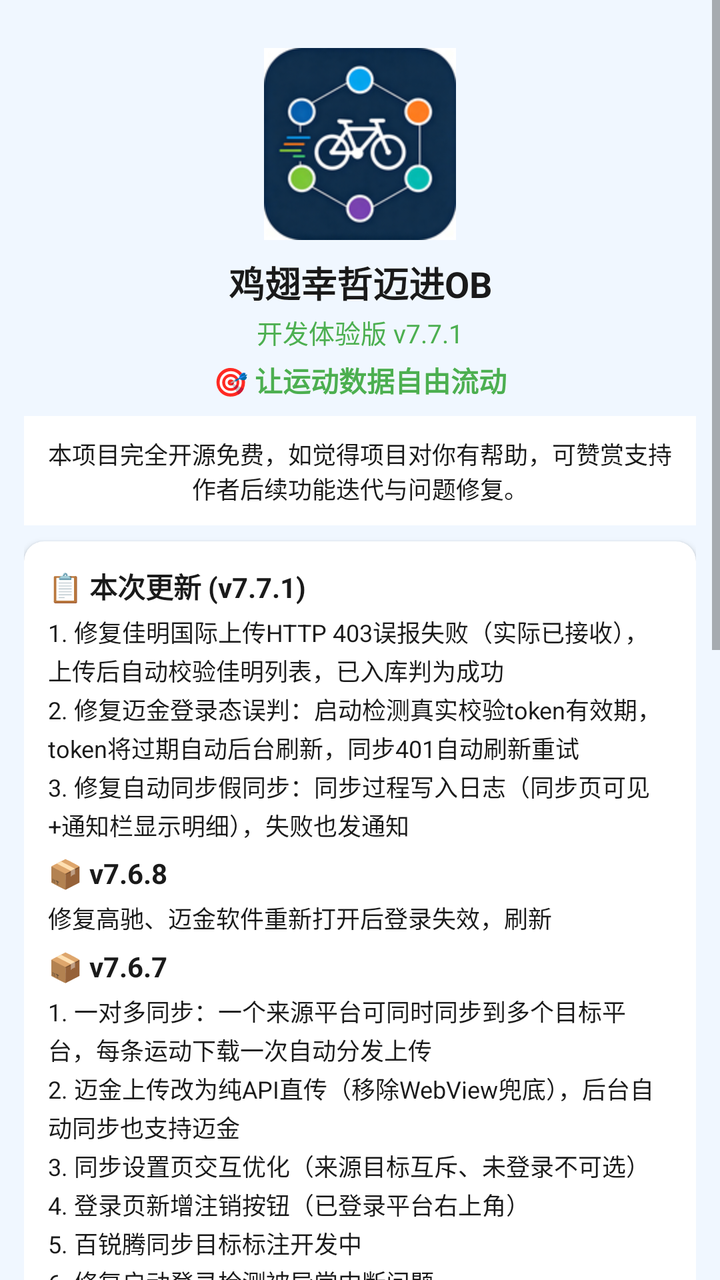
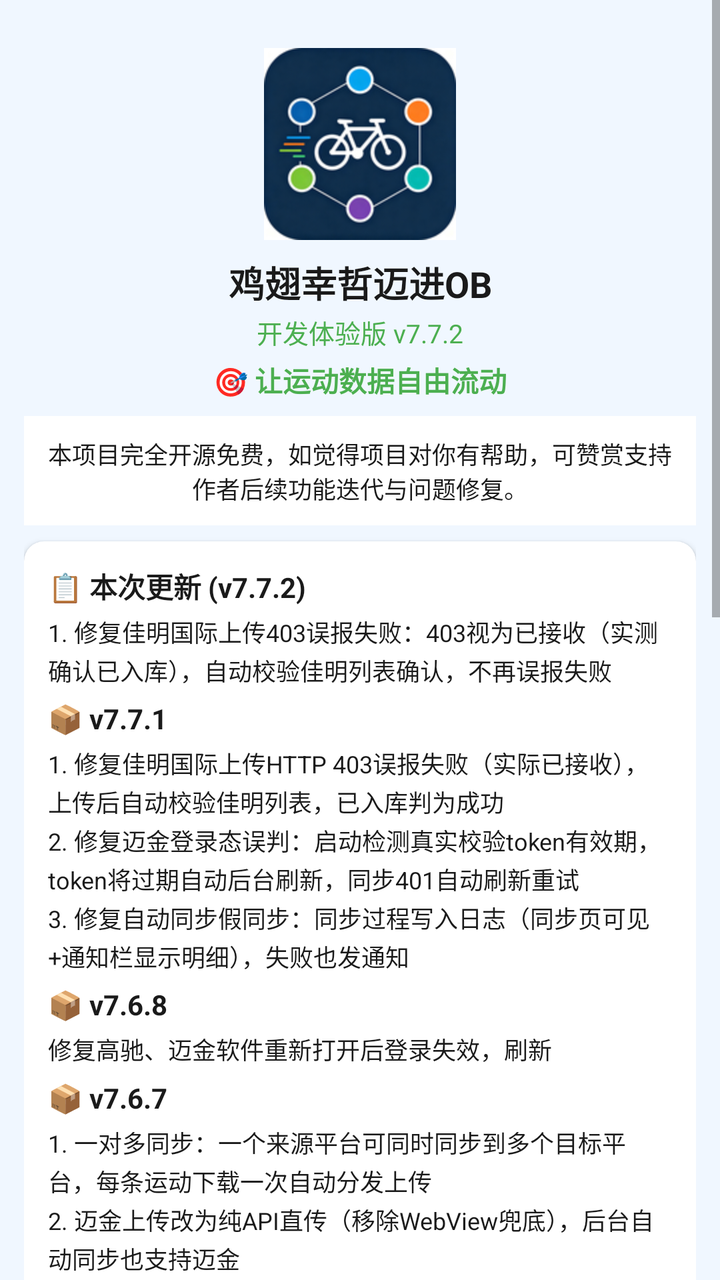

Compare the two renders of this Android layout. The source of the first and the diff that turns it into the second are given below.
<!-- AndroidManifest.xml: application theme Theme.JichiOB -->
<!-- res/layout/fragment_about.xml -->
<?xml version="1.0" encoding="utf-8"?>
<ScrollView xmlns:android="http://schemas.android.com/apk/res/android"
    xmlns:app="http://schemas.android.com/apk/res-auto"
    android:layout_width="match_parent"
    android:layout_height="match_parent"
    android:background="@color/bg_light"
    android:fillViewport="true">

    <LinearLayout
        android:layout_width="match_parent"
        android:layout_height="wrap_content"
        android:orientation="vertical"
        android:padding="12dp">

        
        <ImageView
            android:layout_width="96dp"
            android:layout_height="96dp"
            android:layout_gravity="center_horizontal"
            android:layout_marginTop="12dp"
            android:src="@mipmap/ic_launcher"
            android:contentDescription="logo" />

        
        <TextView
            android:layout_width="match_parent"
            android:layout_height="wrap_content"
            android:layout_marginTop="8dp"
            android:gravity="center"
            android:text="鸡翅幸哲迈进OB"
            android:textColor="@color/text_primary"
            android:textSize="18sp"
            android:textStyle="bold" />
        <TextView
            android:layout_width="match_parent"
            android:layout_height="wrap_content"
            android:gravity="center"
            android:layout_marginTop="2dp"
            android:text="开发体验版 v7.7.1"
            android:textColor="@color/green"
            android:textSize="13sp" />
        <TextView
            android:layout_width="match_parent"
            android:layout_height="wrap_content"
            android:gravity="center"
            android:layout_marginTop="4dp"
            android:text="🎯 让运动数据自由流动"
            android:textColor="@color/green"
            android:textSize="14sp"
            android:textStyle="bold" />

        
        <TextView
            android:layout_width="match_parent"
            android:layout_height="wrap_content"
            android:layout_marginTop="8dp"
            android:padding="10dp"
            android:background="#FFFFFF"
            android:gravity="center"
            android:text="本项目完全开源免费，如觉得项目对你有帮助，可赞赏支持作者后续功能迭代与问题修复。"
            android:textColor="@color/text_primary"
            android:textSize="12sp" />

        
        <com.google.android.material.card.MaterialCardView
            android:layout_width="match_parent"
            android:layout_height="wrap_content"
            android:layout_marginTop="8dp"
            android:layout_marginBottom="6dp"
            app:cardCornerRadius="10dp"
            app:cardElevation="2dp">
            <LinearLayout android:layout_width="match_parent" android:layout_height="wrap_content" android:orientation="vertical" android:padding="12dp">
                <TextView android:layout_width="wrap_content" android:layout_height="wrap_content" android:text="📋 本次更新 (v7.7.1)" android:textSize="14sp" android:textStyle="bold" android:textColor="@color/text_primary" />
                <TextView android:layout_width="match_parent" android:layout_height="wrap_content" android:layout_marginTop="4dp" android:text="1. 修复佳明国际上传HTTP 403误报失败（实际已接收），上传后自动校验佳明列表，已入库判为成功\n2. 修复迈金登录态误判：启动检测真实校验token有效期，token将过期自动后台刷新，同步401自动刷新重试\n3. 修复自动同步假同步：同步过程写入日志（同步页可见+通知栏显示明细），失败也发通知" android:textSize="12sp" android:textColor="@color/text_primary" android:lineSpacingExtra="2dp" />
                <TextView android:layout_width="wrap_content" android:layout_height="wrap_content" android:layout_marginTop="6dp" android:text="📦 v7.6.8" android:textSize="14sp" android:textStyle="bold" android:textColor="@color/text_primary" />
                <TextView android:layout_width="match_parent" android:layout_height="wrap_content" android:layout_marginTop="4dp" android:text="修复高驰、迈金软件重新打开后登录失效，刷新" android:textSize="12sp" android:textColor="@color/text_primary" android:lineSpacingExtra="2dp" />
                <TextView android:layout_width="wrap_content" android:layout_height="wrap_content" android:layout_marginTop="6dp" android:text="📦 v7.6.7" android:textSize="14sp" android:textStyle="bold" android:textColor="@color/text_primary" />
                <TextView android:layout_width="match_parent" android:layout_height="wrap_content" android:layout_marginTop="4dp" android:text="1. 一对多同步：一个来源平台可同时同步到多个目标平台，每条运动下载一次自动分发上传\n2. 迈金上传改为纯API直传（移除WebView兜底），后台自动同步也支持迈金\n3. 同步设置页交互优化（来源目标互斥、未登录不可选）\n4. 登录页新增注销按钮（已登录平台右上角）\n5. 百锐腾同步目标标注开发中\n6. 修复启动登录检测被异常中断问题" android:textSize="12sp" android:textColor="@color/text_primary" android:lineSpacingExtra="2dp" />
                <TextView android:layout_width="match_parent" android:layout_height="wrap_content" android:layout_marginTop="4dp" android:text="全新UI界面：浅蓝色调，操作更直观；新增1秒开屏动画；优化体验，解决一些bug" android:textSize="12sp" android:textColor="@color/text_primary" android:lineSpacingExtra="2dp" />
                <TextView android:layout_width="wrap_content" android:layout_height="wrap_content" android:layout_marginTop="6dp" android:text="📦 v7.6.5" android:textSize="14sp" android:textStyle="bold" android:textColor="@color/text_primary" />
                <TextView android:layout_width="match_parent" android:layout_height="wrap_content" android:layout_marginTop="4dp" android:text="1. 黑鸟下载改为构建标准FIT文件（替代GPX）：内置距离字段、坐标高精度、平台兼容性好\n2. 解决黑鸟数据距离不准、坐标漂移、被目标服务器拒收等问题\n3. FIT构建失败自动回退GPX，双保险" android:textSize="12sp" android:textColor="@color/text_primary" android:lineSpacingExtra="2dp" />
            </LinearLayout>
        </com.google.android.material.card.MaterialCardView>

        
        <TextView android:id="@+id/tvClubLink" android:layout_width="match_parent" android:layout_height="wrap_content" android:gravity="center" android:text="鸡翅幸哲迈进OB同步工具:开发者俱乐部" android:textColor="@color/text_primary" android:textSize="11sp" android:padding="2dp" />
        <TextView android:id="@+id/tvUpdateLink" android:layout_width="match_parent" android:layout_height="wrap_content" android:gravity="center" android:text="➠更新地址鸡翅幸哲迈进OB（开发体验版） 开发版:Github项目" android:textColor="@color/text_primary" android:textSize="11sp" android:padding="2dp" />

        
        <TextView android:layout_width="match_parent" android:layout_height="wrap_content" android:gravity="center" android:layout_marginTop="4dp" android:text="🙏 鸣谢" android:textColor="@color/text_primary" android:textSize="11sp" android:textStyle="bold" android:padding="2dp" />
        <TextView android:layout_width="match_parent" android:layout_height="wrap_content" android:gravity="center" android:text="感谢iGPSPORT、迈金、黑鸟单车、百锐腾、行者、高驰、佳明、Wahoo、Outbase为运动用户提供的数据记录与存储服务" android:textColor="@color/text_secondary" android:textSize="9sp" android:padding="1dp" />
        <TextView android:layout_width="match_parent" android:layout_height="wrap_content" android:gravity="center" android:text="感谢以下人员(均为骑行爱称)为软件测试提供的帮助：素甲粉、青岛AUV阿哲、清茶、萧、洪斌大哥、鸽子王腰果、rockozhao、胶州一哥大沽河河长赵铁柱、海参、兰兰大王、。、初夏飞雪bab、心急吃不了热豆付、青山依旧张指导、阿泽阿" android:textColor="@color/text_secondary" android:textSize="9sp" android:padding="1dp" />
        <TextView android:layout_width="match_parent" android:layout_height="wrap_content" android:gravity="center" android:text="鸣谢青岛AUV俱乐部" android:textColor="@color/text_secondary" android:textSize="9sp" android:padding="1dp" android:layout_marginBottom="4dp" />
        <TextView android:layout_width="match_parent" android:layout_height="wrap_content" android:gravity="center" android:text="如有问题，欢迎加入Outbase俱乐部跟主理人反馈。开发者:多吃两口" android:textColor="@color/text_secondary" android:textSize="10sp" android:padding="2dp" android:layout_marginBottom="8dp" />

        
        <TextView
            android:layout_width="match_parent"
            android:layout_height="wrap_content"
            android:gravity="center"
            android:layout_marginTop="4dp"
            android:text="💰 赞赏支持"
            android:textColor="@color/text_primary"
            android:textSize="14sp"
            android:textStyle="bold" />
        <LinearLayout
            android:layout_width="match_parent"
            android:layout_height="wrap_content"
            android:layout_marginTop="4dp"
            android:orientation="horizontal"
            android:gravity="center">
            <LinearLayout android:layout_width="0dp" android:layout_height="wrap_content" android:layout_weight="1" android:orientation="vertical" android:gravity="center" android:padding="4dp">
                <ImageView android:layout_width="150dp" android:layout_height="150dp" android:src="@drawable/reward_wechat" android:contentDescription="微信赞赏码" android:adjustViewBounds="true" />
                <TextView android:layout_width="wrap_content" android:layout_height="wrap_content" android:text="微信赞赏码" android:textSize="11sp" android:textColor="@color/text_secondary" android:layout_marginTop="2dp" />
            </LinearLayout>
            <LinearLayout android:layout_width="0dp" android:layout_height="wrap_content" android:layout_weight="1" android:orientation="vertical" android:gravity="center" android:padding="4dp">
                <ImageView android:layout_width="130dp" android:layout_height="wrap_content" android:src="@drawable/reward_alipay" android:contentDescription="支付宝收款码" android:adjustViewBounds="true" />
                <TextView android:layout_width="wrap_content" android:layout_height="wrap_content" android:text="支付宝收款码" android:textSize="11sp" android:textColor="@color/text_secondary" android:layout_marginTop="2dp" />
            </LinearLayout>
        </LinearLayout>
        <TextView
            android:layout_width="match_parent"
            android:layout_height="wrap_content"
            android:gravity="center"
            android:layout_marginTop="6dp"
            android:layout_marginBottom="12dp"
            android:text="本项目完全开源免费，您的赞赏将支持后续功能迭代与问题修复"
            android:textColor="@color/text_secondary"
            android:textSize="10sp" />
    </LinearLayout>
</ScrollView>
<!-- resources referenced by this layout -->
<resources>
  <color name="bg_light">#F0F7FF</color>
  <color name="green">#4CAF50</color>
  <color name="text_primary">#1A1A1A</color>
  <color name="text_secondary">#999999</color>
  <!-- drawable reward_alipay: png bitmap (drawable-nodpi, 139308 bytes) -->
  <!-- drawable reward_wechat: png bitmap (drawable-nodpi, 241727 bytes) -->
  <!-- mipmap ic_launcher: png bitmap (mipmap-hdpi, 9102 bytes) -->
  <style name="Theme.JichiOB" parent="Theme.MaterialComponents.Light.NoActionBar">
          <item name="colorPrimary">@color/primary</item>
          <item name="colorPrimaryDark">@color/primary_dark</item>
          <item name="colorAccent">@color/primary</item>
          <item name="android:statusBarColor">@color/splash_end</item>
          <item name="android:windowBackground">@color/bg_light</item>
      </style>
  <color name="primary">#1989FA</color>
  <color name="primary_dark">#0D6ED8</color>
  <color name="splash_end">#4DAAFF</color>
</resources>

<!-- the commit's change to res/layout/fragment_about.xml (unified diff, before → after) -->
@@ -36,7 +36,7 @@
             android:layout_height="wrap_content"
             android:gravity="center"
             android:layout_marginTop="2dp"
-            android:text="开发体验版 v7.7.1"
+            android:text="开发体验版 v7.7.2"
             android:textColor="@color/green"
             android:textSize="13sp" />
         <TextView
@@ -70,7 +70,9 @@
             app:cardCornerRadius="10dp"
             app:cardElevation="2dp">
             <LinearLayout android:layout_width="match_parent" android:layout_height="wrap_content" android:orientation="vertical" android:padding="12dp">
-                <TextView android:layout_width="wrap_content" android:layout_height="wrap_content" android:text="📋 本次更新 (v7.7.1)" android:textSize="14sp" android:textStyle="bold" android:textColor="@color/text_primary" />
+                <TextView android:layout_width="wrap_content" android:layout_height="wrap_content" android:text="📋 本次更新 (v7.7.2)" android:textSize="14sp" android:textStyle="bold" android:textColor="@color/text_primary" />
+                <TextView android:layout_width="match_parent" android:layout_height="wrap_content" android:layout_marginTop="4dp" android:text="1. 修复佳明国际上传403误报失败：403视为已接收（实测确认已入库），自动校验佳明列表确认，不再误报失败" android:textSize="12sp" android:textColor="@color/text_primary" android:lineSpacingExtra="2dp" />
+                <TextView android:layout_width="wrap_content" android:layout_height="wrap_content" android:layout_marginTop="6dp" android:text="📦 v7.7.1" android:textSize="14sp" android:textStyle="bold" android:textColor="@color/text_primary" />
                 <TextView android:layout_width="match_parent" android:layout_height="wrap_content" android:layout_marginTop="4dp" android:text="1. 修复佳明国际上传HTTP 403误报失败（实际已接收），上传后自动校验佳明列表，已入库判为成功\n2. 修复迈金登录态误判：启动检测真实校验token有效期，token将过期自动后台刷新，同步401自动刷新重试\n3. 修复自动同步假同步：同步过程写入日志（同步页可见+通知栏显示明细），失败也发通知" android:textSize="12sp" android:textColor="@color/text_primary" android:lineSpacingExtra="2dp" />
                 <TextView android:layout_width="wrap_content" android:layout_height="wrap_content" android:layout_marginTop="6dp" android:text="📦 v7.6.8" android:textSize="14sp" android:textStyle="bold" android:textColor="@color/text_primary" />
                 <TextView android:layout_width="match_parent" android:layout_height="wrap_content" android:layout_marginTop="4dp" android:text="修复高驰、迈金软件重新打开后登录失效，刷新" android:textSize="12sp" android:textColor="@color/text_primary" android:lineSpacingExtra="2dp" />
